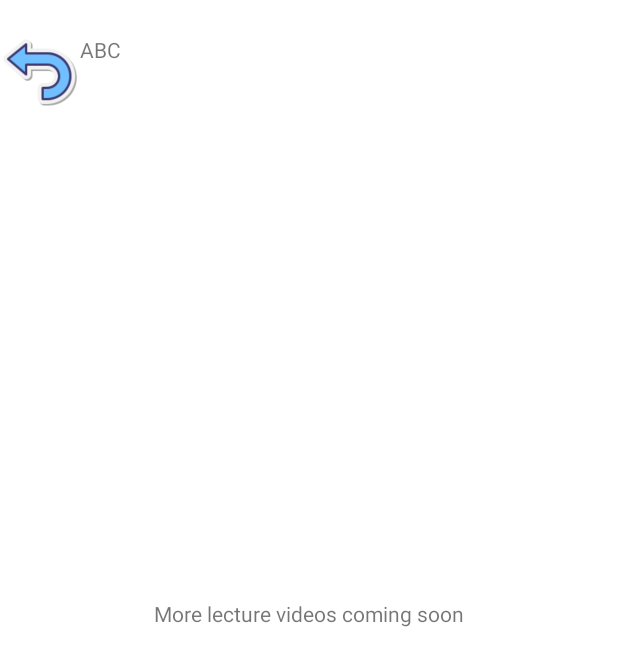
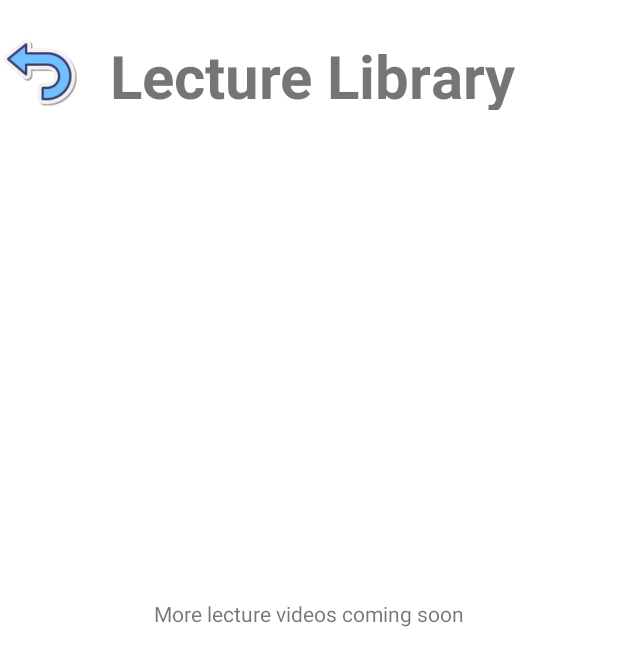
Before and after one commit to diemquynh229/EbookVN, an Android app: the LectureLibraryActivity screen opened directly, with no data from a screen before it, on a phone screen of 412 x 824 dp. Shown: the top 666 px of the screen. Run offline under Robolectric (Android 15) with nearby library versions, the phone set to English and light mode, and no system bars.

Commit message:
activity page

```diff
--- a/frontend/Ebook/app/src/main/java/com/example/ebook/LectureLibraryActivity.java
+++ b/frontend/Ebook/app/src/main/java/com/example/ebook/LectureLibraryActivity.java
@@ -2,13 +2,24 @@ package com.example.ebook;
 
 import androidx.appcompat.app.AppCompatActivity;
 
+import android.content.Intent;
 import android.os.Bundle;
+import android.view.View;
+import android.widget.ImageView;
 
 public class LectureLibraryActivity extends AppCompatActivity {
-
+    ImageView backButton;
     @Override
     protected void onCreate(Bundle savedInstanceState) {
         super.onCreate(savedInstanceState);
         setContentView(R.layout.activity_lecture_library);
+        backButton = findViewById(R.id.backButtonlecture);
+        backButton.setOnClickListener(new View.OnClickListener() {
+            @Override
+            public void onClick(View view) {
+                Intent i = new Intent(LectureLibraryActivity.this, HomeActitvity.class);
+                startActivity(i);
+            }
+        });
     }
 }
--- a/frontend/Ebook/app/src/main/res/layout/activity_lecture_library.xml
+++ b/frontend/Ebook/app/src/main/res/layout/activity_lecture_library.xml
@@ -17,18 +17,18 @@
         app:layout_constraintTop_toTopOf="parent">
 
         <ImageView
+            android:id="@+id/backButtonlecture"
             android:layout_width="53dp"
             android:layout_height="wrap_content"
-            android:src="@drawable/backButton">
-
+            android:src="@drawable/back">
         </ImageView>
 
         <TextView
-            android:layout_width="147dp"
-            android:layout_height="wrap_content"
-            android:text="ABC">
-
-        </TextView>
+            android:textStyle="bold"
+            android:textSize="40dp"
+            android:layout_width="357dp"
+            android:layout_height="match_parent"
+            android:text="  Lecture Library"></TextView>
 
 
     </LinearLayout>
```
Also changed, not shown: frontend/Ebook/app/src/main/java/com/example/ebook/BookLibraryActivity.java (+12 -1 lines), frontend/Ebook/app/src/main/res/layout/activity_book_library.xml (+86 -0 lines), frontend/Ebook/app/src/main/res/drawable/back.png (renamed from frontend/Ebook/app/src/main/res/drawable/backButton.png), frontend/Ebook/app/src/main/res/drawable/freebook.png (added), frontend/Ebook/app/src/main/res/drawable/paybook.png (added), 2 other files.
